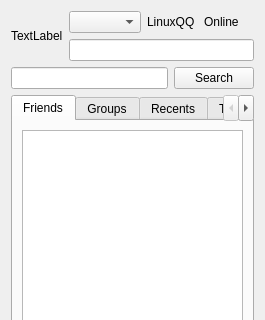
zhanlangsir/Qtqq, file qqmainpanel.ui: the form before one commit; both pictures show x 0 to 265 and y 0 to 320 of the 265 by 528 pixel window.
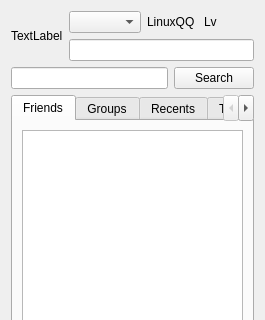
The form after the commit. Icons and pictures are not drawn.

Diff of the .ui file:
```diff
--- a/qqmainpanel.ui
+++ b/qqmainpanel.ui
@@ -70,7 +70,7 @@
               <string notr="true"/>
              </property>
              <property name="text">
-              <string>Online</string>
+              <string>Lv</string>
              </property>
             </widget>
            </item>
```
Left out of the diff: 17 changed lines with no effect on the pictures.
